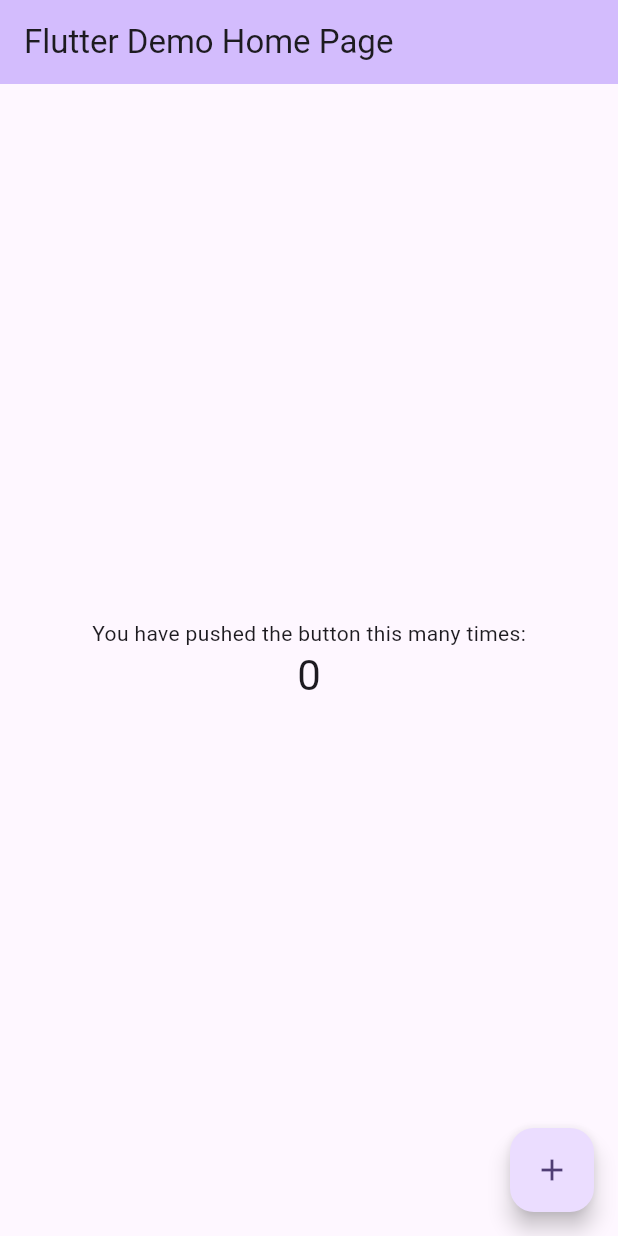
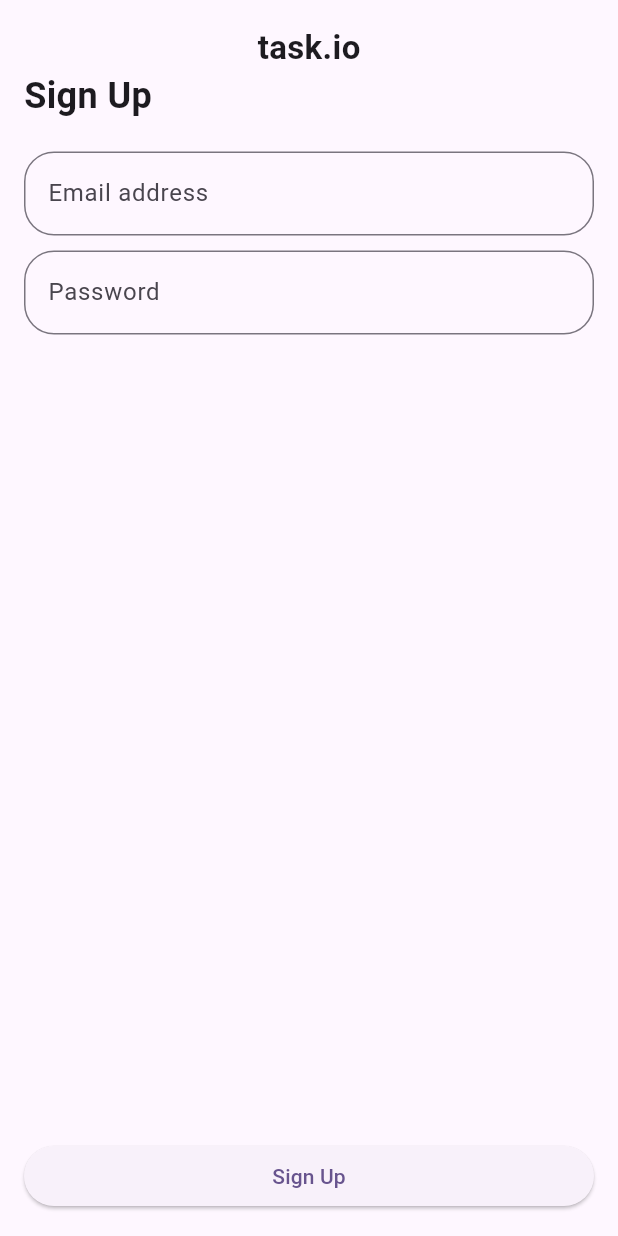
Before and after one commit to hafidzfadillah/trunk-dev-test, a Flutter app: the screen it shows after launch, on a phone screen of 412 x 824 dp. Run offline on Flutter 3.47's test engine with Material 3 defaults, Android fonts, the phone set to English and light mode, and no system bars.

Commit message:
feat(auth): sign up and complete profile
- ui sign up
- ui complete profile
- simple navigation

```diff
--- a/lib/main.dart
+++ b/lib/main.dart
@@ -1,4 +1,5 @@
 import 'package:flutter/material.dart';
+import 'package:taskly/ui/auth/signup_screen.dart';
 
 void main() {
   runApp(const MyApp());
@@ -31,95 +32,8 @@ class MyApp extends StatelessWidget {
         colorScheme: ColorScheme.fromSeed(seedColor: Colors.deepPurple),
         useMaterial3: true,
       ),
-      home: const MyHomePage(title: 'Flutter Demo Home Page'),
+      // home: const MyHomePage(title: 'Flutter Demo Home Page'),
+      home: SignupScreen(),
     );
   }
 }
-
-class MyHomePage extends StatefulWidget {
-  const MyHomePage({super.key, required this.title});
-
-  // This widget is the home page of your application. It is stateful, meaning
-  // that it has a State object (defined below) that contains fields that affect
-  // how it looks.
-
-  // This class is the configuration for the state. It holds the values (in this
-  // case the title) provided by the parent (in this case the App widget) and
-  // used by the build method of the State. Fields in a Widget subclass are
-  // always marked "final".
-
-  final String title;
-
-  @override
-  State<MyHomePage> createState() => _MyHomePageState();
-}
-
-class _MyHomePageState extends State<MyHomePage> {
-  int _counter = 0;
-
-  void _incrementCounter() {
-    setState(() {
-      // This call to setState tells the Flutter framework that something has
-      // changed in this State, which causes it to rerun the build method below
-      // so that the display can reflect the updated values. If we changed
-      // _counter without calling setState(), then the build method would not be
-      // called again, and so nothing would appear to happen.
-      _counter++;
-    });
-  }
-
-  @override
-  Widget build(BuildContext context) {
-    // This method is rerun every time setState is called, for instance as done
-    // by the _incrementCounter method above.
-    //
-    // The Flutter framework has been optimized to make rerunning build methods
-    // fast, so that you can just rebuild anything that needs updating rather
-    // than having to individually change instances of widgets.
-    return Scaffold(
-      appBar: AppBar(
-        // TRY THIS: Try changing the color here to a specific color (to
-        // Colors.amber, perhaps?) and trigger a hot reload to see the AppBar
-        // change color while the other colors stay the same.
-        backgroundColor: Theme.of(context).colorScheme.inversePrimary,
-        // Here we take the value from the MyHomePage object that was created by
-        // the App.build method, and use it to set our appbar title.
-        title: Text(widget.title),
-      ),
-      body: Center(
-        // Center is a layout widget. It takes a single child and positions it
-        // in the middle of the parent.
-        child: Column(
-          // Column is also a layout widget. It takes a list of children and
-          // arranges them vertically. By default, it sizes itself to fit its
-          // children horizontally, and tries to be as tall as its parent.
-          //
-          // Column has various properties to control how it sizes itself and
-          // how it positions its children. Here we use mainAxisAlignment to
-          // center the children vertically; the main axis here is the vertical
-          // axis because Columns are vertical (the cross axis would be
-          // horizontal).
-          //
-          // TRY THIS: Invoke "debug painting" (choose the "Toggle Debug Paint"
-          // action in the IDE, or press "p" in the console), to see the
-          // wireframe for each widget.
-          mainAxisAlignment: MainAxisAlignment.center,
-          children: <Widget>[
-            const Text(
-              'You have pushed the button this many times:',
-            ),
-            Text(
-              '$_counter',
-              style: Theme.of(context).textTheme.headlineMedium,
-            ),
-          ],
-        ),
-      ),
-      floatingActionButton: FloatingActionButton(
-        onPressed: _incrementCounter,
-        tooltip: 'Increment',
-        child: const Icon(Icons.add),
-      ), // This trailing comma makes auto-formatting nicer for build methods.
-    );
-  }
-}
--- /dev/null
+++ b/lib/ui/auth/signup_screen.dart
@@ -0,0 +1,57 @@
+import 'package:flutter/material.dart';
+import 'package:taskly/ui/auth/complete_profile.dart';
+import 'package:taskly/ui/auth/widgets/textfields.dart';
+
+class SignupScreen extends StatelessWidget {
+  const SignupScreen({super.key});
+
+  @override
+  Widget build(BuildContext context) {
+    return Scaffold(
+      body: Padding(
+        padding: const EdgeInsets.all(16.0),
+        child: Column(
+          children: [
+            SafeArea(
+              child: Text(
+                'task.io',
+                style: TextStyle(fontWeight: FontWeight.w600, fontSize: 22),
+              ),
+            ),
+            Expanded(
+                child: ListView(
+              shrinkWrap: true,
+              children: [
+                Text(
+                  'Sign Up',
+                  style: TextStyle(fontWeight: FontWeight.bold, fontSize: 24),
+                ),
+                SizedBox(
+                  height: 20,
+                ),
+                EmailField(),
+                SizedBox(
+                  height: 10,
+                ),
+                PasswordField(),
+                SizedBox(
+                  height: 10,
+                ),
+              ],
+            )),
+            SizedBox(
+                width: double.infinity,
+                child: ElevatedButton(
+                    onPressed: () {
+                      Navigator.push(
+                          context,
+                          MaterialPageRoute(
+                              builder: (context) => CompleteProfile()));
+                    },
+                    child: Text('Sign Up')))
+          ],
+        ),
+      ),
+    );
+  }
+}
--- /dev/null
+++ b/lib/ui/auth/widgets/textfields.dart
@@ -0,0 +1,50 @@
+import 'package:flutter/material.dart';
+
+class BaseField extends StatelessWidget {
+  const BaseField({super.key, required this.hintText});
+  final String hintText;
+
+  @override
+  Widget build(BuildContext context) {
+    return TextField(
+      decoration: InputDecoration(
+          border: OutlineInputBorder(borderRadius: BorderRadius.circular(20)),
+          hintText: hintText),
+    );
+  }
+}
+
+class EmailField extends StatelessWidget {
+  const EmailField({super.key});
+
+  @override
+  Widget build(BuildContext context) {
+    return TextField(
+      keyboardType: TextInputType.emailAddress,
+      decoration: InputDecoration(
+          border: OutlineInputBorder(borderRadius: BorderRadius.circular(20)),
+          hintText: 'Email address'),
+    );
+  }
+}
+
+class PasswordField extends StatefulWidget {
+  const PasswordField({super.key});
+
+  @override
+  State<PasswordField> createState() => _PasswordFieldState();
+}
+
+class _PasswordFieldState extends State<PasswordField> {
+  bool isHidden = true;
+
+  @override
+  Widget build(BuildContext context) {
+    return TextField(
+      obscureText: isHidden,
+      decoration: InputDecoration(
+          border: OutlineInputBorder(borderRadius: BorderRadius.circular(20)),
+          hintText: 'Password'),
+    );
+  }
+}
```
Also changed, not shown: lib/ui/auth/complete_profile.dart (added, +108 -0 lines), lib/ui/core/home_screen.dart (added, +89 -0 lines).
